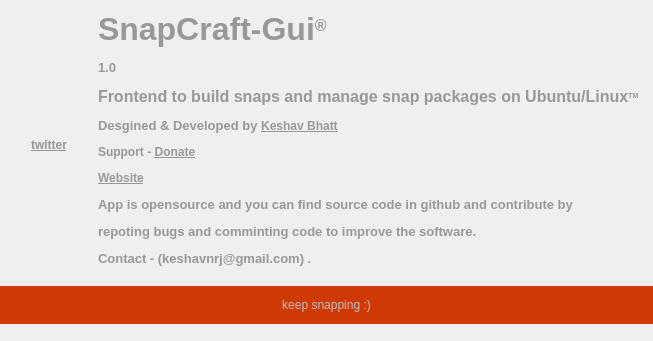
The window that snapcraft-qt/aboutdialog.ui (snapcraft-gui/snapcraft-gui) describes before a commit, drawn with Qt 5.
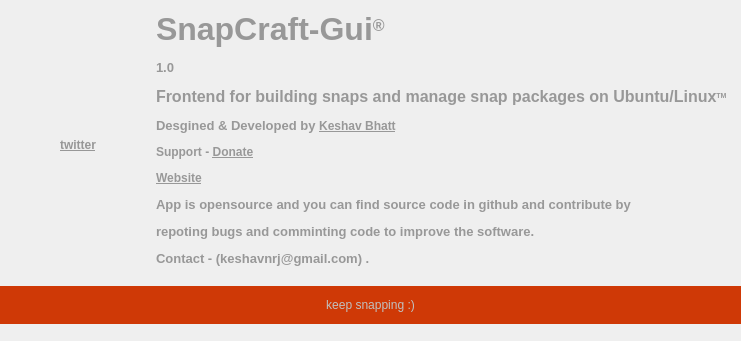
The same window after the commit. Icons and pictures are not drawn.

Diff of the .ui file:
```diff
--- a/snapcraft-qt/aboutdialog.ui
+++ b/snapcraft-qt/aboutdialog.ui
@@ -6,7 +6,7 @@
    <rect>
     <x>0</x>
     <y>0</y>
-    <width>653</width>
+    <width>741</width>
     <height>341</height>
    </rect>
   </property>
@@ -97,7 +97,7 @@
           <number>1</number>
          </property>
          <property name="text">
-          <string>&lt;html&gt;&lt;head/&gt;&lt;body&gt;&lt;p&gt;&lt;span style=&quot; font-size:24pt; font-weight:600; color:#989898;&quot;&gt;SnapCraft-Gui&lt;/span&gt;&lt;span style=&quot; font-size:18pt; font-weight:600; color:#989898; vertical-align:super;&quot;&gt;®&lt;/span&gt;&lt;/p&gt;&lt;p&gt;&lt;span style=&quot; font-size:10pt; font-weight:600; color:#989898;&quot;&gt;1.0 &lt;/span&gt;&lt;/p&gt;&lt;p&gt;&lt;span style=&quot; font-size:12pt; font-weight:600; color:#989898;&quot;&gt;Frontend to build snaps and manage snap packages on Ubuntu/Linux&lt;/span&gt;&lt;span style=&quot; font-size:8pt; font-weight:600; color:#989898; vertical-align:super;&quot;&gt;TM&lt;/span&gt;&lt;/p&gt;&lt;p&gt;&lt;span style=&quot; font-size:10pt; font-weight:600; color:#989898;&quot;&gt;Desgined &amp;amp; Developed by &lt;/span&gt;&lt;a href=&quot;https://facebook.com/keshav.bhatt.393&quot;&gt;&lt;span style=&quot; font-weight:600; text-decoration: underline; color:#989898;&quot;&gt;Keshav Bhatt&lt;/span&gt;&lt;/a&gt;&lt;/p&gt;&lt;p&gt;&lt;span style=&quot; font-weight:600; color:#989898;&quot;&gt;Support - &lt;/span&gt;&lt;a href=&quot;http://armybharti.in/donate.html&quot;&gt;&lt;span style=&quot; font-weight:600; text-decoration: underline; color:#989898;&quot;&gt;Donate&lt;/span&gt;&lt;/a&gt;&lt;/p&gt;&lt;p&gt;&lt;a href=&quot;http://ktechpit.com&quot;&gt;&lt;span style=&quot; font-weight:600; text-decoration: underline; color:#989898;&quot;&gt;Website&lt;/span&gt;&lt;/a&gt;&lt;/p&gt;&lt;p&gt;&lt;span style=&quot; font-size:10pt; font-weight:600; color:#989898;&quot;&gt;App is opensource and you can find source code in github and contribute by &lt;/span&gt;&lt;/p&gt;&lt;p&gt;&lt;span style=&quot; font-size:10pt; font-weight:600; color:#989898;&quot;&gt;repoting bugs and comminting code to improve the software.&lt;/span&gt;&lt;/p&gt;&lt;p&gt;&lt;span style=&quot; font-size:10pt; font-weight:600; color:#989898;&quot;&gt;Contact - (keshavnrj@gmail.com) .&lt;/span&gt;&lt;br/&gt;&lt;/p&gt;&lt;/body&gt;&lt;/html&gt;</string>
+          <string>&lt;html&gt;&lt;head/&gt;&lt;body&gt;&lt;p&gt;&lt;span style=&quot; font-size:24pt; font-weight:600; color:#989898;&quot;&gt;SnapCraft-Gui&lt;/span&gt;&lt;span style=&quot; font-size:18pt; font-weight:600; color:#989898; vertical-align:super;&quot;&gt;®&lt;/span&gt;&lt;/p&gt;&lt;p&gt;&lt;span style=&quot; font-size:10pt; font-weight:600; color:#989898;&quot;&gt;1.0 &lt;/span&gt;&lt;/p&gt;&lt;p&gt;&lt;span style=&quot; font-size:12pt; font-weight:600; color:#989898;&quot;&gt;Frontend for building snaps and manage snap packages on Ubuntu/Linux&lt;/span&gt;&lt;span style=&quot; font-size:8pt; font-weight:600; color:#989898; vertical-align:super;&quot;&gt;TM&lt;/span&gt;&lt;/p&gt;&lt;p&gt;&lt;span style=&quot; font-size:10pt; font-weight:600; color:#989898;&quot;&gt;Desgined &amp;amp; Developed by &lt;/span&gt;&lt;a href=&quot;https://facebook.com/keshav.bhatt.393&quot;&gt;&lt;span style=&quot; font-weight:600; text-decoration: underline; color:#989898;&quot;&gt;Keshav Bhatt&lt;/span&gt;&lt;/a&gt;&lt;/p&gt;&lt;p&gt;&lt;span style=&quot; font-weight:600; color:#989898;&quot;&gt;Support - &lt;/span&gt;&lt;a href=&quot;http://armybharti.in/donate.html&quot;&gt;&lt;span style=&quot; font-weight:600; text-decoration: underline; color:#989898;&quot;&gt;Donate&lt;/span&gt;&lt;/a&gt;&lt;/p&gt;&lt;p&gt;&lt;a href=&quot;http://ktechpit.com&quot;&gt;&lt;span style=&quot; font-weight:600; text-decoration: underline; color:#989898;&quot;&gt;Website&lt;/span&gt;&lt;/a&gt;&lt;/p&gt;&lt;p&gt;&lt;span style=&quot; font-size:10pt; font-weight:600; color:#989898;&quot;&gt;App is opensource and you can find source code in github and contribute by &lt;/span&gt;&lt;/p&gt;&lt;p&gt;&lt;span style=&quot; font-size:10pt; font-weight:600; color:#989898;&quot;&gt;repoting bugs and comminting code to improve the software.&lt;/span&gt;&lt;/p&gt;&lt;p&gt;&lt;span style=&quot; font-size:10pt; font-weight:600; color:#989898;&quot;&gt;Contact - (keshavnrj@gmail.com) .&lt;/span&gt;&lt;br/&gt;&lt;/p&gt;&lt;/body&gt;&lt;/html&gt;</string>
          </property>
          <property name="scaledContents">
           <bool>true</bool>
```
